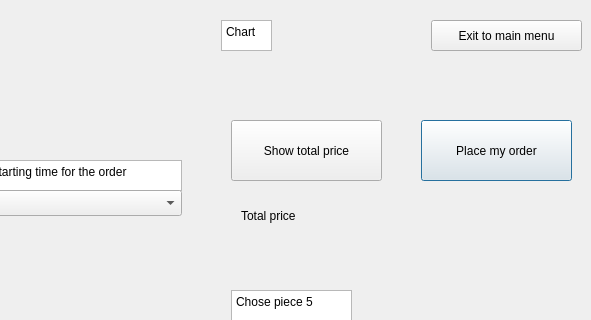
Simlebo/Project_3BM, file Chart_creator.ui: the form before one commit; both pictures show x 349 to 940 and y 0 to 320 of the 940 by 883 pixel window.
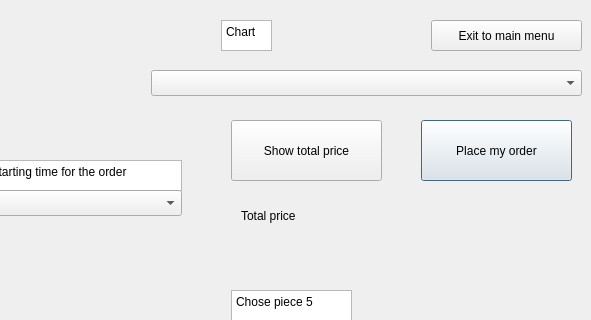
The form after the commit.

The edit to the form file:
```diff
--- a/Chart_creator.ui
+++ b/Chart_creator.ui
@@ -470,6 +470,16 @@
     </rect>
    </property>
   </widget>
+  <widget class="QComboBox" name="comboBox">
+   <property name="geometry">
+    <rect>
+     <x>500</x>
+     <y>70</y>
+     <width>431</width>
+     <height>26</height>
+    </rect>
+   </property>
+  </widget>
  </widget>
  <resources/>
  <connections/>
```
